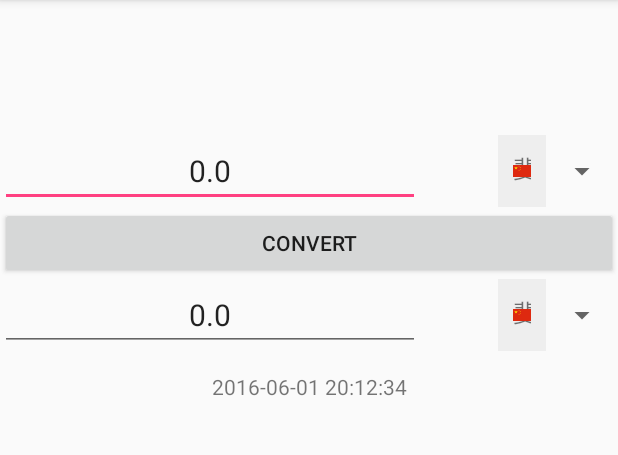
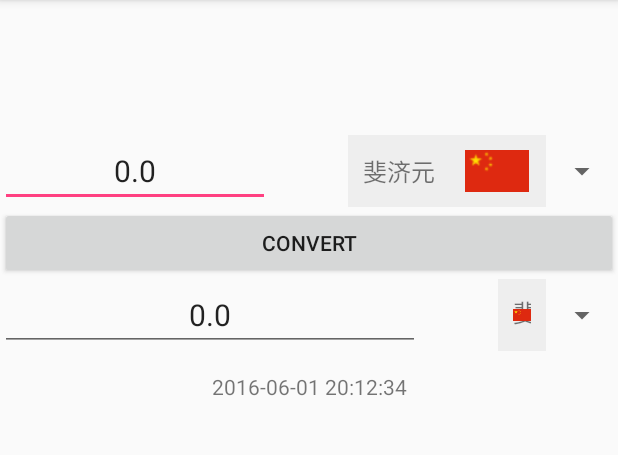
Before and after one commit to robinshi918/currency_calculator, an Android app: the screen it shows after launch (CalculatorActivity), on a phone screen of 412 x 824 dp, the part 84-539 px from its top. Run offline under Robolectric (Android 15) with nearby library versions, the phone set to English and light mode, and no system bars.

Commit message:
adjust layout; optimize CurrencyMapper implementation

```diff
--- a/app/src/main/java/org/robinshi/CalculatorActivity.java
+++ b/app/src/main/java/org/robinshi/CalculatorActivity.java
@@ -149,7 +149,7 @@ public class CalculatorActivity extends AppCompatActivity {
         public CustomArrayAdapter(Context context, int resId) {
             super(context, resId);
             mInflater = LayoutInflater.from(context);
-            mData = new ArrayList<>(CurrencyNameMapper.getInstance().getAll());
+            mData = CurrencyNameMapper.getInstance().getAll();
         }
 
         @Override
--- a/app/src/main/java/org/robinshi/CurrencyNameMapper.java
+++ b/app/src/main/java/org/robinshi/CurrencyNameMapper.java
@@ -8,21 +8,13 @@ import android.util.Log;
 import com.google.gson.Gson;
 import com.google.gson.reflect.TypeToken;
 
-import org.json.JSONObject;
-
 import java.io.BufferedReader;
-import java.io.File;
 import java.io.FileInputStream;
-import java.io.FileNotFoundException;
 import java.io.IOException;
 import java.io.InputStream;
 import java.io.InputStreamReader;
-import java.io.UnsupportedEncodingException;
-import java.net.URI;
-import java.net.URISyntaxException;
 import java.util.Collection;
 import java.util.LinkedList;
-import java.util.List;
 import java.util.Map;
 import java.util.concurrent.ConcurrentHashMap;
 
@@ -48,8 +40,8 @@ public class CurrencyNameMapper {
 
     Map<String, Currency> mMap = new ConcurrentHashMap<>(100);
 
-    public Collection<Currency> getAll() {
-        return mMap.values();
+    public LinkedList<Currency> getAll() {
+        return new LinkedList<>(mMap.values());
     }
 
     public Currency getCurrency(String alphabeticCode) {
--- a/app/src/main/res/layout/activity_calculator.xml
+++ b/app/src/main/res/layout/activity_calculator.xml
@@ -11,16 +11,18 @@
         android:layout_marginTop="90dp">
         <EditText
             android:id="@+id/upper_currency_value"
-            android:layout_width="280dp"
+            android:layout_width="180dp"
+            android:layout_alignParentLeft="true"
             android:layout_height="match_parent"
             android:inputType="numberDecimal"
             android:text="0.0"
             android:gravity="center"
             android:textSize="@dimen/currency_text_size"/>
         <Spinner
-            android:layout_width="80dp"
+            android:layout_width="180dp"
             android:layout_height="match_parent"
             android:layout_alignParentEnd="true"
+            android:layout_toLeftOf="@+id/upper_currency_value"
             android:layout_marginLeft="@dimen/currency_left_margin"
             android:id="@+id/upper_spinner"/>
     </RelativeLayout>
--- a/app/src/main/res/layout/spinner_dropdown_item.xml
+++ b/app/src/main/res/layout/spinner_dropdown_item.xml
@@ -1,6 +1,6 @@
 <?xml version="1.0" encoding="utf-8"?>
 <RelativeLayout xmlns:android="http://schemas.android.com/apk/res/android"
-    android:layout_width="match_parent"
+    android:layout_width="wrap_content"
     android:layout_height="wrap_content"
     android:background="#88E5E5E5">
     <TextView
```
